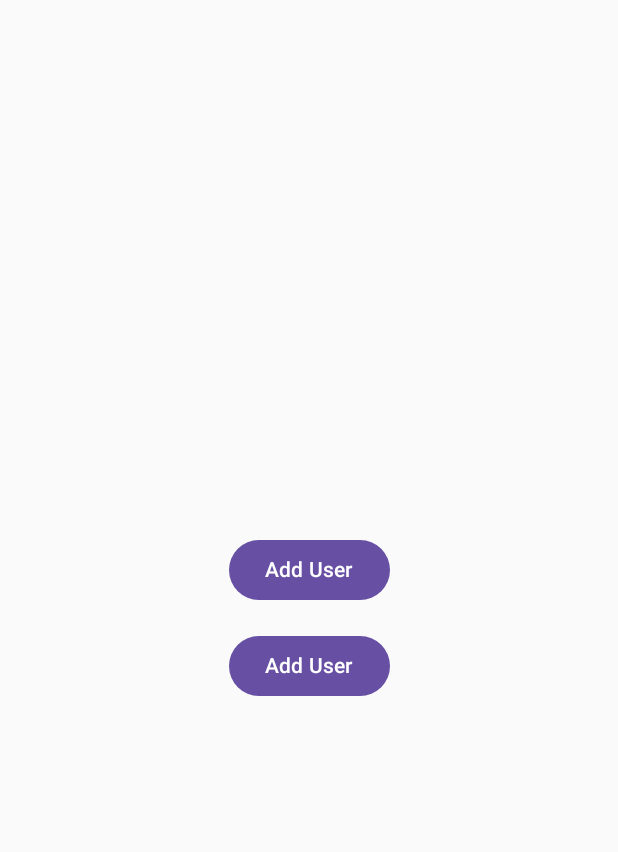
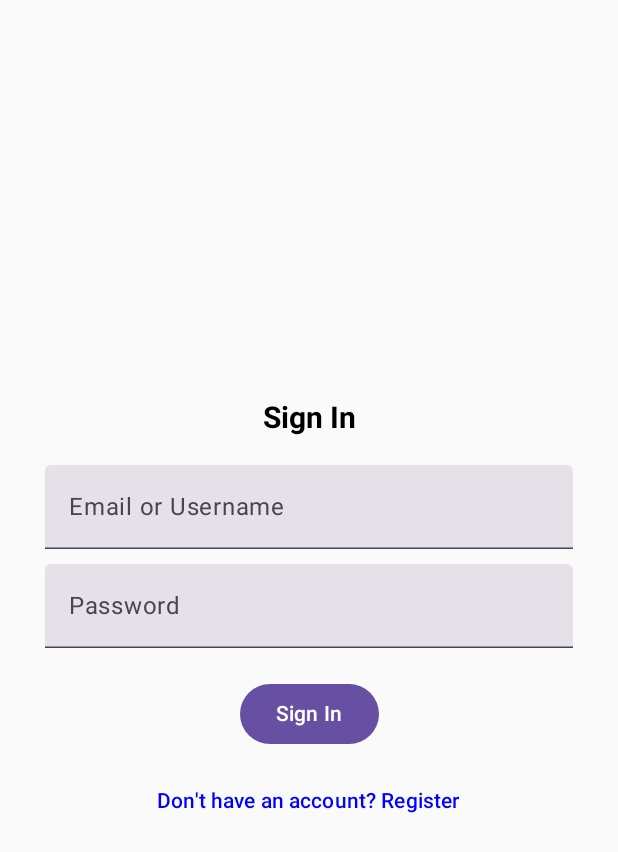
Before and after one commit to jpordoy/Epiguard, an Android app built with Jetpack Compose: the screen it shows after launch (MainActivity), on a phone screen of 412 x 824 dp. Shown: the top 852 px of the screen. Run offline under Robolectric (Android 15) with nearby library versions, the phone set to English and light mode, and no system bars.

Commit message:
Completed Login,Register, OTP

```diff
--- a/app/src/main/AndroidManifest.xml
+++ b/app/src/main/AndroidManifest.xml
@@ -1,7 +1,7 @@
 <manifest xmlns:android="http://schemas.android.com/apk/res/android"
     xmlns:tools="http://schemas.android.com/tools"
     package="com.epilabs.epiguard">
-
+    <uses-permission android:name="android.permission.INTERNET" />
     <application
         android:allowBackup="true"
         android:dataExtractionRules="@xml/data_extraction_rules"
@@ -12,7 +12,6 @@
         android:supportsRtl="true"
         android:theme="@style/Theme.EpiGuard"
         tools:targetApi="31">
-
         <activity android:name=".MainActivity"
             android:exported="true">
             <intent-filter>
--- a/app/src/main/java/com/epilabs/epiguard/Dashboard.kt
+++ b/app/src/main/java/com/epilabs/epiguard/Dashboard.kt
@@ -1,4 +1,3 @@
-// Dashboard.kt
 package com.epilabs.epiguard
 
 import androidx.compose.foundation.layout.*
@@ -6,30 +5,32 @@ import androidx.compose.material3.*
 import androidx.compose.runtime.Composable
 import androidx.compose.ui.Alignment
 import androidx.compose.ui.Modifier
+import androidx.compose.ui.graphics.Color
 import androidx.compose.ui.unit.dp
+import androidx.compose.ui.unit.sp
 import androidx.navigation.NavController
 
 @Composable
-fun Dashboard(navController: NavController) {
+fun Dashboard(navController: NavController, userId: Int) {
     Column(
         modifier = Modifier
             .fillMaxSize()
-            .padding(24.dp),
-        verticalArrangement = Arrangement.Center,
-        horizontalAlignment = Alignment.CenterHorizontally
+            .padding(30.dp),
+        horizontalAlignment = Alignment.CenterHorizontally,
+        verticalArrangement = Arrangement.Center
     ) {
-        Button(onClick = {
-            navController.navigate("add_user_profile")
-        }) {
-            Text("Add User")
+        Text(
+            text = "Welcome, User $userId",
+            color = Color.Black,
+            fontSize = 20.sp
+        )
+        Spacer(modifier = Modifier.height(20.dp))
+        Button(onClick = { navController.navigate("add_user_profile/$userId") }) {
+            Text("Add Profile", color = Color.White)
         }
-
-        Spacer(modifier = Modifier.height(16.dp))
-
-        Button(onClick = {
-            navController.navigate("view_user_profile")
-        }) {
-            Text("Add User")
+        Spacer(modifier = Modifier.height(10.dp))
+        Button(onClick = { navController.navigate("view_user_profile/$userId") }) {
+            Text("View Profiles", color = Color.White)
         }
     }
 }
--- a/app/src/main/java/com/epilabs/epiguard/MainActivity.kt
+++ b/app/src/main/java/com/epilabs/epiguard/MainActivity.kt
@@ -8,6 +8,9 @@ import androidx.navigation.compose.NavHost
 import androidx.navigation.compose.composable
 import androidx.navigation.compose.rememberNavController
 import androidx.navigation.navArgument
+import com.epilabs.epiguard.components.auth_component.SignInForm
+import com.epilabs.epiguard.components.auth_component.RegisterForm
+import com.epilabs.epiguard.components.auth_component.OTPVerificationForm
 import com.epilabs.epiguard.components.user_component.AddUserProfileForm
 import com.epilabs.epiguard.components.user_component.UpdateUserProfileForm
 import com.epilabs.epiguard.components.user_component.ViewUserProfiles
@@ -17,10 +20,49 @@ class MainActivity : ComponentActivity() {
         super.onCreate(savedInstanceState)
         setContent {
             val navController = rememberNavController()
-            NavHost(navController, startDestination = "dashboard") {
-                composable("dashboard") { Dashboard(navController) }
-                composable("add_user_profile") { AddUserProfileForm() }
-                composable("view_user_profile") { ViewUserProfiles(navController) }
+            NavHost(navController, startDestination = "sign_in") {
+                composable("sign_in") { SignInForm(navController) }
+                composable("register") { RegisterForm(navController) }
+                composable(
+                    route = "otp_verification/{email}/{otp}",
+                    arguments = listOf(
+                        navArgument("email") { type = NavType.StringType },
+                        navArgument("otp") { type = NavType.StringType }
+                    )
+                ) { backStackEntry ->
+                    OTPVerificationForm(
+                        navController = navController,
+                        email = backStackEntry.arguments?.getString("email") ?: "",
+                        expectedOTP = backStackEntry.arguments?.getString("otp") ?: ""
+                    )
+                }
+                composable(
+                    route = "dashboard/{userId}",
+                    arguments = listOf(navArgument("userId") { type = NavType.IntType })
+                ) { backStackEntry ->
+                    Dashboard(
+                        navController = navController,
+                        userId = backStackEntry.arguments?.getInt("userId") ?: -1
+                    )
+                }
+                composable(
+                    route = "add_user_profile/{userId}",
+                    arguments = listOf(navArgument("userId") { type = NavType.IntType })
+                ) { backStackEntry ->
+                    AddUserProfileForm(
+                        navController = navController,
+                        userId = backStackEntry.arguments?.getInt("userId") ?: -1
+                    )
+                }
+                composable(
+                    route = "view_user_profile/{userId}",
+                    arguments = listOf(navArgument("userId") { type = NavType.IntType })
+                ) { backStackEntry ->
+                    ViewUserProfiles(
+                        navController = navController,
+                        userId = backStackEntry.arguments?.getInt("userId") ?: -1
+                    )
+                }
                 composable(
                     route = "update_user_profile/{userId}/{profileId}/{profileImage}/{fullName}/{phone}/{dateOfBirth}/{bio}",
                     arguments = listOf(
--- /dev/null
+++ b/app/src/main/java/com/epilabs/epiguard/components/auth_component/auth.kt
@@ -0,0 +1,73 @@
+package com.epilabs.epiguard.components.auth_component
+
+import android.widget.Toast
+import androidx.compose.foundation.layout.*
+import androidx.compose.material3.*
+import androidx.compose.runtime.*
+import androidx.compose.ui.Alignment
+import androidx.compose.ui.Modifier
+import androidx.compose.ui.graphics.Color
+import androidx.compose.ui.platform.LocalContext
+import androidx.compose.ui.text.TextStyle
+import androidx.compose.ui.text.font.FontWeight
+import androidx.compose.ui.unit.dp
+import androidx.compose.ui.unit.sp
+import androidx.navigation.NavController
+import com.epilabs.epiguard.database.DatabaseConnector
+
+@Composable
+fun SignInForm(navController: NavController) {
+    val context = LocalContext.current
+    val identifier = remember { mutableStateOf("") }
+    val password = remember { mutableStateOf("") }
+    val dbHandler = DatabaseConnector(context)
+
+    Column(
+        modifier = Modifier
+            .fillMaxSize()
+            .padding(30.dp),
+        horizontalAlignment = Alignment.CenterHorizontally,
+        verticalArrangement = Arrangement.Center
+    ) {
+        Text(
+            text = "Sign In",
+            color = Color.Black,
+            fontSize = 20.sp,
+            fontWeight = FontWeight.Bold
+        )
+        Spacer(modifier = Modifier.height(20.dp))
+        TextField(
+            value = identifier.value,
+            onValueChange = { identifier.value = it },
+            placeholder = { Text("Email or Username") },
+            modifier = Modifier.fillMaxWidth(),
+            textStyle = TextStyle(color = Color.Black, fontSize = 15.sp),
+            singleLine = true
+        )
+        Spacer(modifier = Modifier.height(10.dp))
+        TextField(
+            value = password.value,
+            onValueChange = { password.value = it },
+            placeholder = { Text("Password") },
+            modifier = Modifier.fillMaxWidth(),
+            textStyle = TextStyle(color = Color.Black, fontSize = 15.sp),
+            singleLine = true
+        )
+        Spacer(modifier = Modifier.height(20.dp))
+        Button(onClick = {
+            val userId = dbHandler.signInUser(identifier.value, password.value)
+            if (userId != null) {
+                Toast.makeText(context, "Sign-in successful", Toast.LENGTH_SHORT).show()
+                navController.navigate("dashboard/$userId")
+            } else {
+                Toast.makeText(context, "Invalid credentials or unverified account", Toast.LENGTH_LONG).show()
+            }
+        }) {
+            Text("Sign In", color = Color.White)
+        }
+        Spacer(modifier = Modifier.height(10.dp))
+        TextButton(onClick = { navController.navigate("register") }) {
+            Text("Don't have an account? Register", color = Color.Blue)
+        }
+    }
+}
--- a/settings.gradle.kts
+++ b/settings.gradle.kts
@@ -11,6 +11,7 @@ pluginManagement {
         gradlePluginPortal()
     }
 }
+
 dependencyResolutionManagement {
     repositoriesMode.set(RepositoriesMode.FAIL_ON_PROJECT_REPOS)
     repositories {
```
Also changed, not shown: app/build.gradle.kts (+25 -0 lines), app/src/main/java/com/epilabs/epiguard/components/auth_component/OTPVerificationForm.kt (added, +68 -0 lines), app/src/main/java/com/epilabs/epiguard/components/auth_component/RegisterForm.kt (added, +93 -0 lines), app/src/main/java/com/epilabs/epiguard/components/user_component/AddUserProfile.kt (+5 -22 lines), app/src/main/java/com/epilabs/epiguard/components/user_component/UpdateUserProfile.kt (+4 -6 lines), app/src/main/java/com/epilabs/epiguard/components/user_component/ViewUserProfile.kt (+7 -13 lines), app/src/main/java/com/epilabs/epiguard/database/DatabaseConnector.kt (+23 -7 lines), app/src/main/java/com/epilabs/epiguard/database/UserDAO.kt (added, +60 -0 lines), app/src/main/java/com/epilabs/epiguard/database/UserProfileDAO.kt (+20 -16 lines), app/src/main/java/com/epilabs/epiguard/utils/EmailSender.kt (added, +45 -0 lines), gradle/libs.versions.toml (+19 -0 lines).
